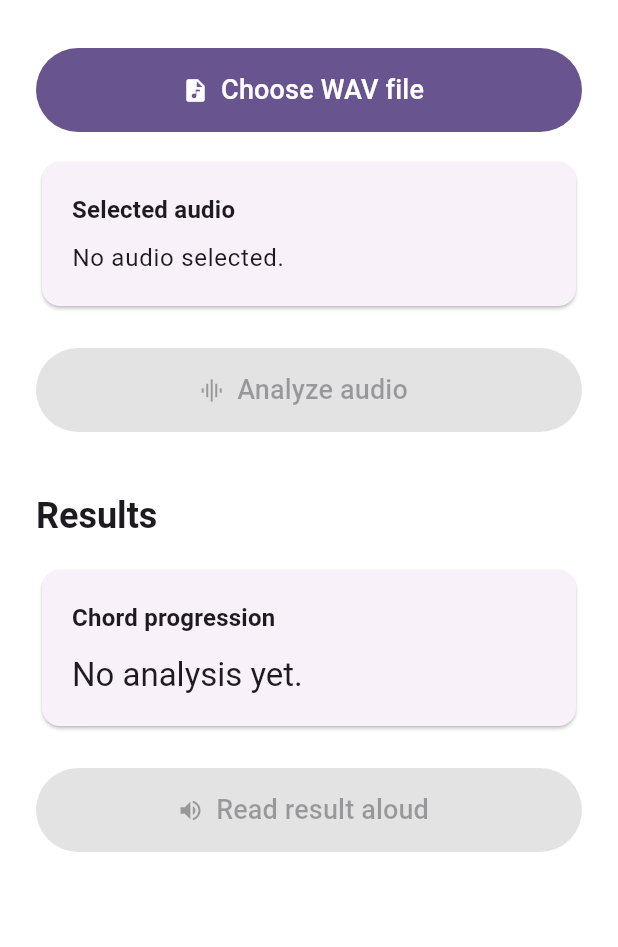
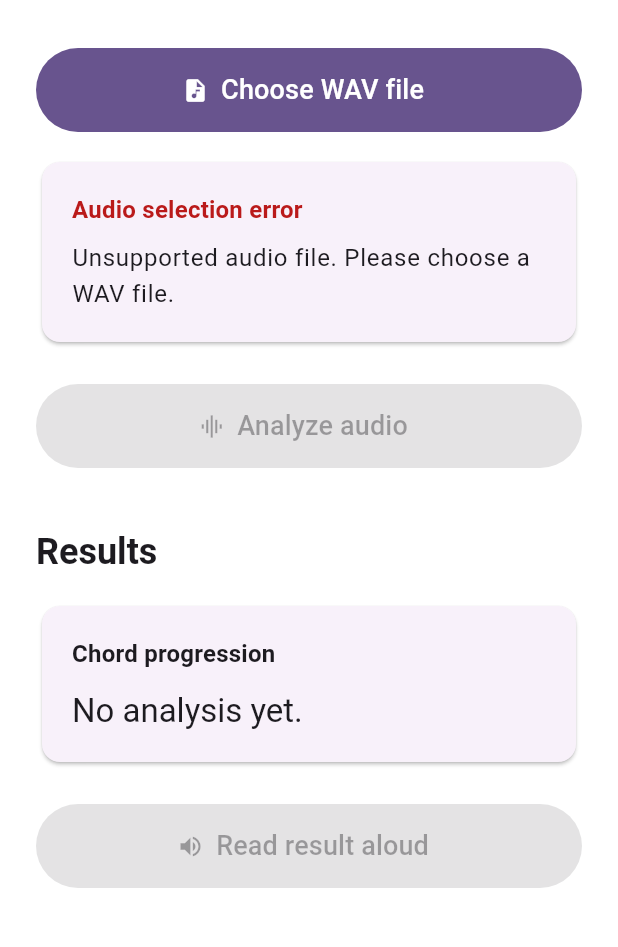
Before and after one commit to Sanam-Bdr-Gurung/ATM-Front-End, a Flutter app: the screen it shows after launch, after a tap on "Choose WAV file", on a phone screen of 412 x 824 dp, the part 264-1211 px from its top. Run offline on Flutter 3.47's test engine with Material 3 defaults, Android fonts, the phone set to English and light mode, and no system bars; missing offline and left inert: file_selector.

Commit message:
feat: add accessible WAV file selection

```diff
--- a/lib/screens/home_screen.dart
+++ b/lib/screens/home_screen.dart
@@ -1,7 +1,182 @@
 import 'package:flutter/material.dart';
+import 'package:file_selector/file_selector.dart';
 
-class HomeScreen extends StatelessWidget {
+class HomeScreen extends StatefulWidget {
   const HomeScreen({super.key});
+
+  @override
+  State<HomeScreen> createState() {
+    return _HomeScreenState();
+  }
+}
+
+class _HomeScreenState extends State<HomeScreen> {
+  XFile? _selectedFile;
+
+  int? _selectedFileSize;
+
+  String? _selectionError;
+
+  bool _isPickingFile = false;
+
+  bool get _hasValidSelection {
+    return _selectedFile != null &&
+        _selectedFileSize != null &&
+        _selectionError == null;
+  }
+
+  Future<void> _pickWavFile() async {
+    if (_isPickingFile) {
+      return;
+    }
+
+    setState(() {
+      _isPickingFile = true;
+      _selectionError = null;
+    });
+
+    try {
+      const wavTypeGroup = XTypeGroup(
+        label: 'WAV audio',
+        extensions: <String>['wav'],
+      );
+
+      final file = await openFile(
+        acceptedTypeGroups: <XTypeGroup>[wavTypeGroup],
+      );
+
+      if (!mounted) {
+        return;
+      }
+
+      if (file == null) {
+        setState(() {
+          _isPickingFile = false;
+        });
+
+        return;
+      }
+
+      final fileName = file.name.trim();
+
+      if (!fileName.toLowerCase().endsWith('.wav')) {
+        setState(() {
+          _selectedFile = null;
+          _selectedFileSize = null;
+          _selectionError =
+              'Unsupported audio file. '
+              'Please choose a WAV file.';
+          _isPickingFile = false;
+        });
+
+        return;
+      }
+
+      final fileSize = await file.length();
+
+      if (!mounted) {
+        return;
+      }
+
+      if (fileSize <= 0) {
+        setState(() {
+          _selectedFile = null;
+          _selectedFileSize = null;
+          _selectionError =
+              'The selected WAV file is empty. '
+              'Please choose another file.';
+          _isPickingFile = false;
+        });
+
+        return;
+      }
+
+      setState(() {
+        _selectedFile = file;
+        _selectedFileSize = fileSize;
+        _selectionError = null;
+        _isPickingFile = false;
+      });
+    } catch (_) {
+      if (!mounted) {
+        return;
+      }
+
+      setState(() {
+        _selectedFile = null;
+        _selectedFileSize = null;
+        _selectionError =
+            'The audio file could not be selected. '
+            'Please try again.';
+        _isPickingFile = false;
+      });
+    }
+  }
+
+  void _showAnalysisPendingMessage() {
+    ScaffoldMessenger.of(context).showSnackBar(
+      const SnackBar(
+        content: Text(
+          'WAV file is ready. '
+          'Backend analysis will be connected '
+          'in the next checkpoint.',
+        ),
+      ),
+    );
+  }
+
+  String _formatFileSize(int bytes) {
+    if (bytes < 1024) {
+      return '$bytes bytes';
+    }
+
+    final kilobytes = bytes / 1024;
+
+    if (kilobytes < 1024) {
+      return '${kilobytes.toStringAsFixed(1)} KB';
+    }
+
+    final megabytes = kilobytes / 1024;
+
+    return '${megabytes.toStringAsFixed(1)} MB';
+  }
+
+  String get _selectedAudioMessage {
+    final error = _selectionError;
+
+    if (error != null) {
+      return error;
+    }
+
+    final file = _selectedFile;
+
+    if (file == null || _selectedFileSize == null) {
+      return 'No audio selected.';
+    }
+
+    return '${file.name}\n'
+        '${_formatFileSize(_selectedFileSize!)}';
+  }
+
+  String get _selectedAudioSemanticLabel {
+    final error = _selectionError;
+
+    if (error != null) {
+      return 'Audio selection error. $error';
+    }
+
+    final file = _selectedFile;
+
+    if (file == null || _selectedFileSize == null) {
+      return 'Selected audio. '
+          'No audio selected.';
+    }
+
+    return 'Selected WAV file. '
+        '${file.name}. '
+        'File size '
+        '${_formatFileSize(_selectedFileSize!)}.';
+  }
 
   @override
   Widget build(BuildContext context) {
@@ -14,7 +189,7 @@ class HomeScreen extends StatelessWidget {
             crossAxisAlignment: CrossAxisAlignment.stretch,
             children: [
               Semantics(
-                header: true,
+                headingLevel: 1,
                 child: Text(
                   'Recognize guitar chords',
                   style: Theme.of(context).textTheme.headlineMedium?.copyWith(
@@ -30,38 +205,42 @@ class HomeScreen extends StatelessWidget {
                 style: Theme.of(context).textTheme.bodyLarge,
               ),
               const SizedBox(height: 32),
-
               _PrimaryActionButton(
                 icon: Icons.audio_file,
-                label: 'Choose WAV file',
+                label: _isPickingFile
+                    ? 'Opening file picker'
+                    : 'Choose WAV file',
                 semanticHint:
-                    'Opens the file picker to select '
-                    'a WAV guitar recording.',
-                onPressed: () {},
+                    'Opens the file picker to '
+                    'select a WAV guitar recording.',
+                onPressed: _isPickingFile ? null : _pickWavFile,
               ),
-
               const SizedBox(height: 16),
-
-              const _StatusCard(
-                title: 'Selected audio',
-                message: 'No audio selected.',
+              _StatusCard(
+                title: _selectionError == null
+                    ? 'Selected audio'
+                    : 'Audio selection error',
+                message: _selectedAudioMessage,
+                semanticLabel: _selectedAudioSemanticLabel,
+                isError: _selectionError != null,
               ),
-
               const SizedBox(height: 24),
-
               _PrimaryActionButton(
                 icon: Icons.graphic_eq,
                 label: 'Analyze audio',
-                semanticHint:
-                    'Analyzes the selected audio '
-                    'for its chord progression.',
-                onPressed: null,
+                semanticHint: _hasValidSelection
+                    ? 'Analyzes the selected WAV '
+                          'file for its chord '
+                          'progression.'
+                    : 'Choose a WAV file before '
+                          'analyzing audio.',
+                onPressed: _hasValidSelection
+                    ? _showAnalysisPendingMessage
+                    : null,
               ),
-
               const SizedBox(height: 40),
-
               Semantics(
-                header: true,
+                headingLevel: 2,
                 child: Text(
                   'Results',
                   style: Theme.of(context).textTheme.headlineSmall?.copyWith(
@@ -69,14 +248,10 @@ class HomeScreen extends StatelessWidget {
                   ),
                 ),
               ),
-
               const SizedBox(height: 16),
-
               const _ResultCard(),
-
               const SizedBox(height: 24),
-
-              _PrimaryActionButton(
+              const _PrimaryActionButton(
                 icon: Icons.volume_up,
                 label: 'Read result aloud',
                 semanticHint:
@@ -84,7 +259,6 @@ class HomeScreen extends StatelessWidget {
                     'progression aloud.',
                 onPressed: null,
               ),
-
               const SizedBox(height: 24),
             ],
           ),
@@ -103,8 +277,11 @@ class _PrimaryActionButton extends StatelessWidget {
   });
 
   final IconData icon;
+
   final String label;
+
   final String semanticHint;
+
   final VoidCallback? onPressed;
 
   @override
@@ -124,16 +301,30 @@ class _PrimaryActionButton extends StatelessWidget {
 }
 
 class _StatusCard extends StatelessWidget {
-  const _StatusCard({required this.title, required this.message});
+  const _StatusCard({
+    required this.title,
+    required this.message,
+    required this.semanticLabel,
+    required this.isError,
+  });
 
   final String title;
+
   final String message;
+
+  final String semanticLabel;
+
+  final bool isError;
 
   @override
   Widget build(BuildContext context) {
+    final colorScheme = Theme.of(context).colorScheme;
+
     return Semantics(
       container: true,
-      label: '$title. $message',
+      liveRegion: true,
+      excludeSemantics: true,
+      label: semanticLabel,
       child: Card(
         child: Padding(
           padding: const EdgeInsets.all(20),
@@ -142,9 +333,10 @@ class _StatusCard extends StatelessWidget {
             children: [
               Text(
                 title,
-                style: Theme.of(
-                  context,
-                ).textTheme.titleMedium?.copyWith(fontWeight: FontWeight.bold),
+                style: Theme.of(context).textTheme.titleMedium?.copyWith(
+                  fontWeight: FontWeight.bold,
+                  color: isError ? colorScheme.error : null,
+                ),
               ),
               const SizedBox(height: 8),
               Text(message, style: Theme.of(context).textTheme.bodyLarge),
@@ -164,6 +356,7 @@ class _ResultCard extends StatelessWidget {
     return Semantics(
       container: true,
       liveRegion: true,
+      excludeSemantics: true,
       label: 'Analysis result. No analysis yet.',
       child: Card(
         child: Padding(
--- a/pubspec.yaml
+++ b/pubspec.yaml
@@ -34,7 +34,7 @@ dependencies:
   # The following adds the Cupertino Icons font to your application.
   # Use with the CupertinoIcons class for iOS style icons.
   cupertino_icons: ^1.0.8
-
+  file_selector: ^1.1.0
 dev_dependencies:
   flutter_test:
     sdk: flutter
```
Also changed, not shown: pubspec.lock.
